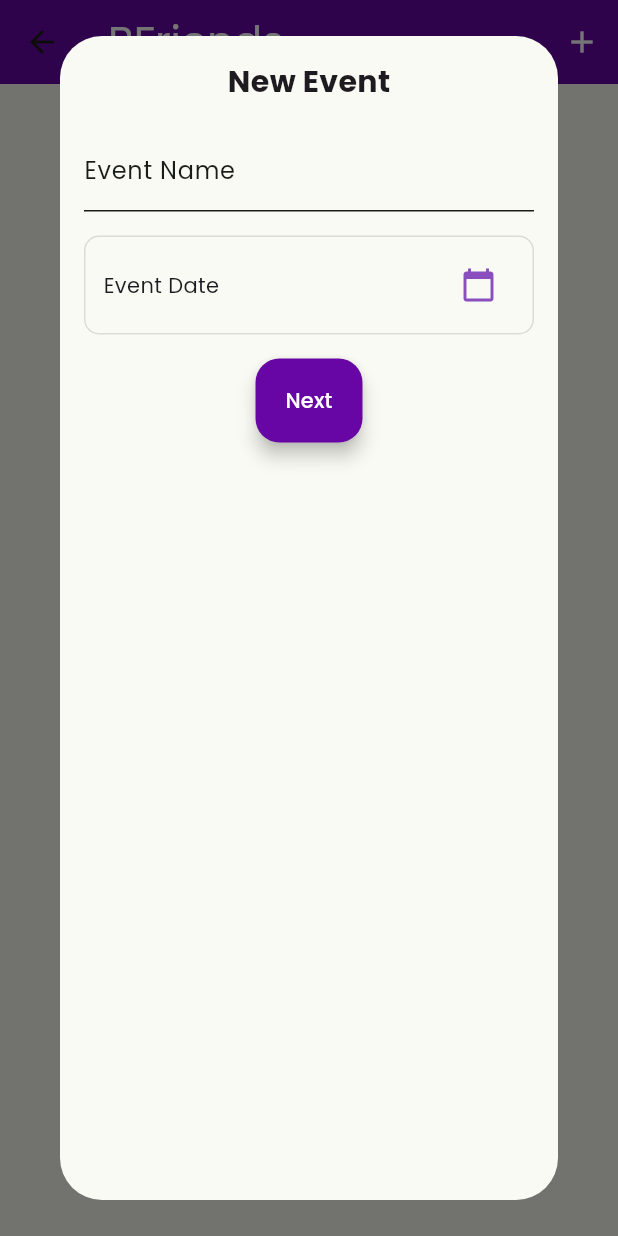
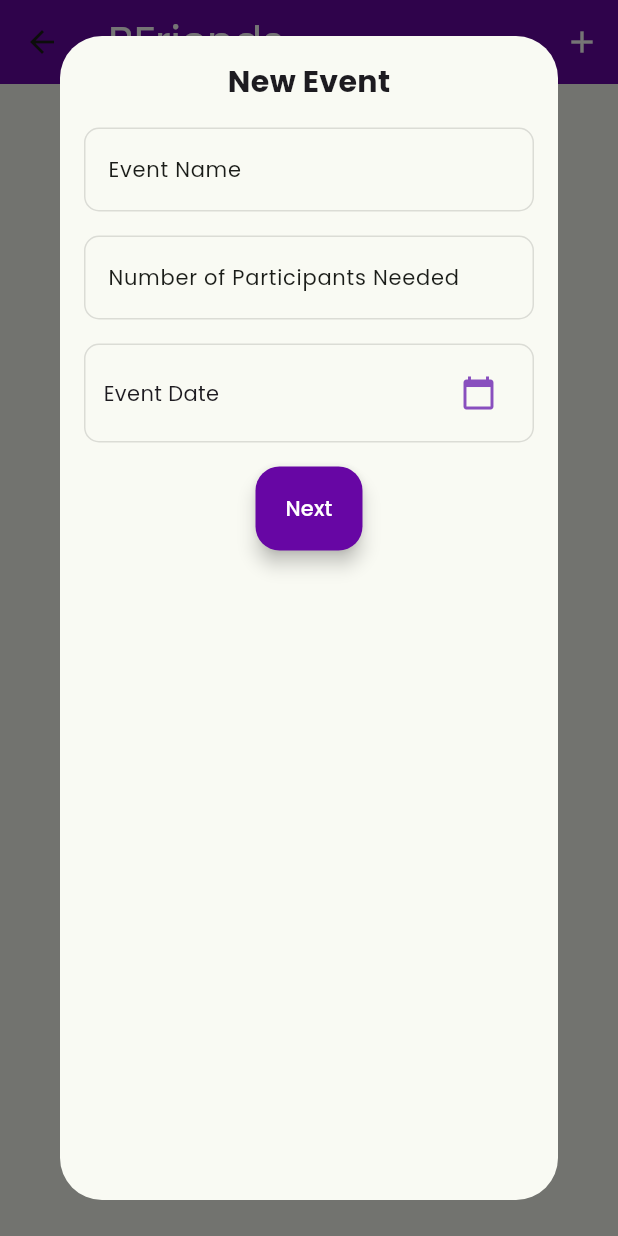
Before and after one commit to BFriends-inc/BFriends-app, a Flutter app: the EventsPage screen opened directly, after a tap on the "add" icon, on a phone screen of 412 x 824 dp. Run offline on Flutter 3.47's test engine with Material 3 defaults, Android fonts, the phone set to English and light mode, and no system bars; our stand-ins replace cloud_firestore, firebase_auth, firebase_core, geolocator, go_router, google_fonts and 3 more; accounts and stored records are empty.

Commit message:
Updated new event popup style
- Used textfield style from sign up page
- Added participant needed input

```diff
--- a/lib/pages/events_page.dart
+++ b/lib/pages/events_page.dart
@@ -16,33 +16,38 @@ class EventsPage extends StatefulWidget {
 
 class _EventsPageState extends State<EventsPage> {
   final _formProfileSetupKey = GlobalKey<FormState>();
+  late StateSetter _setState;
+
   DateTime? _selectedDate;
-  final _controller = TextEditingController();
+
+  final _locationSearchController = TextEditingController();
   final uuid = const Uuid();
   final String _sessionToken = '1234567890';
   List<dynamic> _placeList = [];
-  int _dialogPageIndex = 0;
+
   final PageController _pageController = PageController(initialPage: 0);
-  late StateSetter _setState;
   Position? _currentPosition;
+
+  TextEditingController eventNameController = TextEditingController();
+  TextEditingController participantsController = TextEditingController();
 
   @override
   void initState() {
     super.initState();
-    _controller.addListener(_onChanged);
+    _locationSearchController.addListener(_onChanged);
     _getCurrentLocation();
   }
 
   @override
   void dispose() {
-    _controller.removeListener(_onChanged);
-    _controller.dispose();
+    _locationSearchController.removeListener(_onChanged);
+    _locationSearchController.dispose();
     _pageController.dispose();
     super.dispose();
   }
 
   _onChanged() {
-    getSuggestion(_controller.text);
+    getSuggestion(_locationSearchController.text);
   }
 
   Future<void> _getCurrentLocation() async {
@@ -134,7 +139,6 @@ class _EventsPageState extends State<EventsPage> {
                     controller: _pageController,
                     onPageChanged: (index) {
                       _setState(() {
-                        _dialogPageIndex = index;
                       });
                     },
                     children: [
@@ -152,8 +156,9 @@ class _EventsPageState extends State<EventsPage> {
 
     setState(() {
       _selectedDate = null;
-      _dialogPageIndex = 0;
-      _controller.clear();
+      _locationSearchController.clear();
+      eventNameController.clear();
+      participantsController.clear();
       _placeList = [];
     });
   }
@@ -171,9 +176,74 @@ class _EventsPageState extends State<EventsPage> {
           ),
         ),
         const SizedBox(height: 16),
-        const TextField(
+        TextFormField(
+          controller: eventNameController,
+          onChanged: (value) {},
+          validator: (value) {
+            if (value == null || value.isEmpty) {
+              return 'Please enter your username';
+            }
+            return null;
+          },
           decoration: InputDecoration(
-            labelText: 'Event Name',
+            label: const Text(
+              'Event Name',
+              style: TextStyle(
+              fontSize: 14,
+              ),
+            ),
+            hintText: 'Input Event Name',
+            hintStyle: TextStyle(
+              color: theme.colorScheme.onTertiaryContainer,
+            ),
+            border: OutlineInputBorder(
+              borderSide: BorderSide(
+                color: theme.colorScheme.tertiaryContainer,
+              ),
+              borderRadius: BorderRadius.circular(10),
+            ),
+            enabledBorder: OutlineInputBorder(
+              borderSide: BorderSide(
+                color: theme.colorScheme.tertiaryContainer,
+              ),
+              borderRadius: BorderRadius.circular(10),
+            ),
+          ),
+        ),
+        const SizedBox(height: 16),
+        TextFormField(
+          keyboardType: TextInputType.number,
+          controller: participantsController,
+          onChanged: (value) {},
+          validator: (value) {
+            if (value == null || value.isEmpty) {
+              return 'Please enter your username';
+            }
+            return null;
+          },
+          decoration: InputDecoration(
+            label: const Text(
+              'Number of Participants Needed',
+              style: TextStyle(
+              fontSize: 14,
+              ),
+            ),
+            hintText: 'Put number of participants',
+            hintStyle: TextStyle(
+              color: theme.colorScheme.onTertiaryContainer,
+            ),
+            border: OutlineInputBorder(
+              borderSide: BorderSide(
+                color: theme.colorScheme.tertiaryContainer,
+              ),
+              borderRadius: BorderRadius.circular(10),
+            ),
+            enabledBorder: OutlineInputBorder(
+              borderSide: BorderSide(
+                color: theme.colorScheme.tertiaryContainer,
+              ),
+              borderRadius: BorderRadius.circular(10),
+            ),
           ),
         ),
         const SizedBox(height: 16),
@@ -224,6 +294,8 @@ class _EventsPageState extends State<EventsPage> {
   }
 
   Widget _buildSecondPage() {
+    final theme = Theme.of(context);
+
     return Column(
       mainAxisSize: MainAxisSize.min,
       children: [
@@ -235,17 +307,45 @@ class _EventsPageState extends State<EventsPage> {
           ),
         ),
         const SizedBox(height: 16),
-        TextField(
-          controller: _controller,
+
+        TextFormField(
+          controller: _locationSearchController,
+          onChanged: (value) {},
+          validator: (value) {
+            if (value == null || value.isEmpty) {
+              return 'Please enter your username';
+            }
+            return null;
+          },
           decoration: InputDecoration(
-            hintText: "Pick your event location",
-            focusColor: Colors.white,
-            floatingLabelBehavior: FloatingLabelBehavior.never,
-            prefixIcon: const Icon(Icons.map),
+            label: const Text(
+              'Location',
+              style: TextStyle(
+              fontSize: 14,
+              ),
+            ),
+            hintText: 'Pick your event location',
+            hintStyle: TextStyle(
+              color: theme.colorScheme.onTertiaryContainer,
+            ),
+            border: OutlineInputBorder(
+              borderSide: BorderSide(
+                color: theme.colorScheme.tertiaryContainer,
+              ),
+              borderRadius: BorderRadius.circular(10),
+            ),
+            enabledBorder: OutlineInputBorder(
+              borderSide: BorderSide(
+                color: theme.colorScheme.tertiaryContainer,
+              ),
+              borderRadius: BorderRadius.circular(10),
+            ),
+            //prefixIcon: const Icon(Icons.map, size: 24),
             suffixIcon: IconButton(
               icon: const Icon(Icons.cancel),
+              iconSize: 16,
               onPressed: () {
-                _controller.clear();
+                _locationSearchController.clear();
               },
             ),
           ),
```
